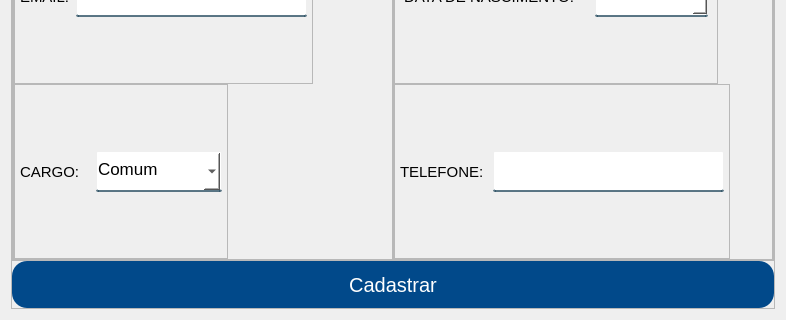
Senac-SOR-ADS/Mapa-de-Sala, file App/view/ui/cadastroPessoas.ui: the form before one commit; both pictures show x 0 to 786 and y 305 to 625 of the 786 by 625 pixel window.
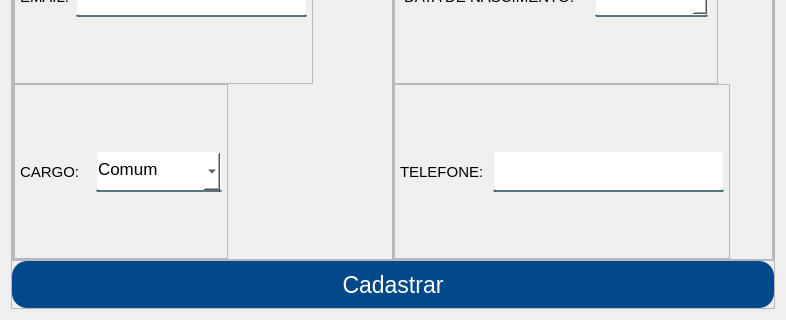
The form after the commit.

Commit message:
alteração nos layouts
novo padrão adicionado às telas para seguirem uma ordem ao serem estilizadas

What changed in the file:
```diff
--- a/App/view/ui/cadastroPessoas.ui
+++ b/App/view/ui/cadastroPessoas.ui
@@ -557,7 +557,7 @@
         </property>
         <property name="font">
          <font>
-          <pointsize>15</pointsize>
+          <pointsize>17</pointsize>
          </font>
         </property>
         <property name="cursor">
```
The commit also changes 5 other files.
